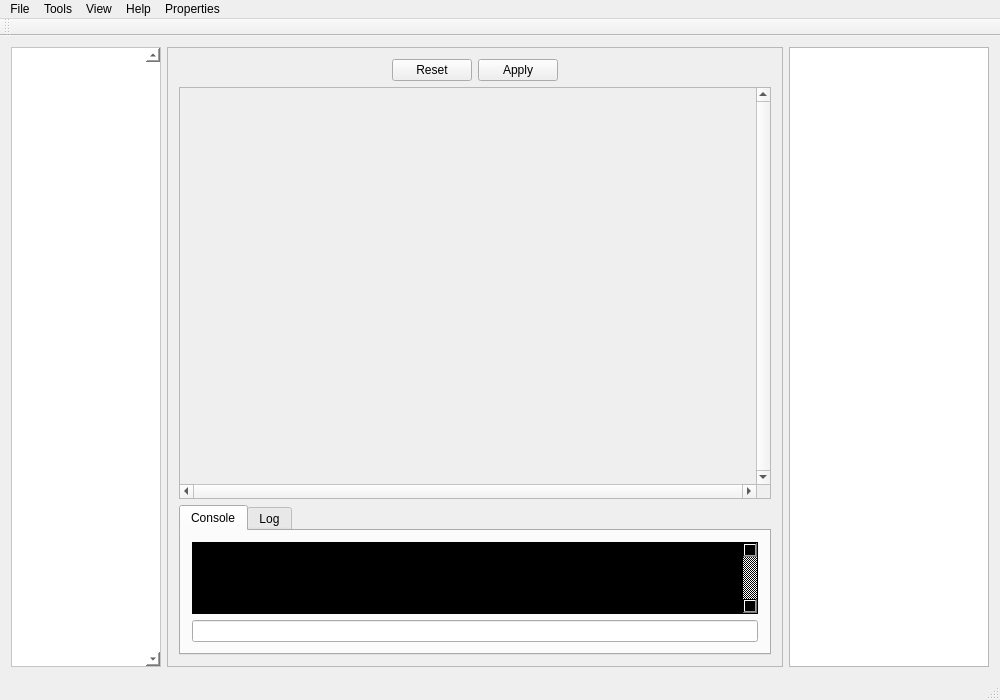
The window that GUI/src_gui/mainwindow.ui (getthegroove/anise_framework) describes before a commit, drawn with Qt 5.
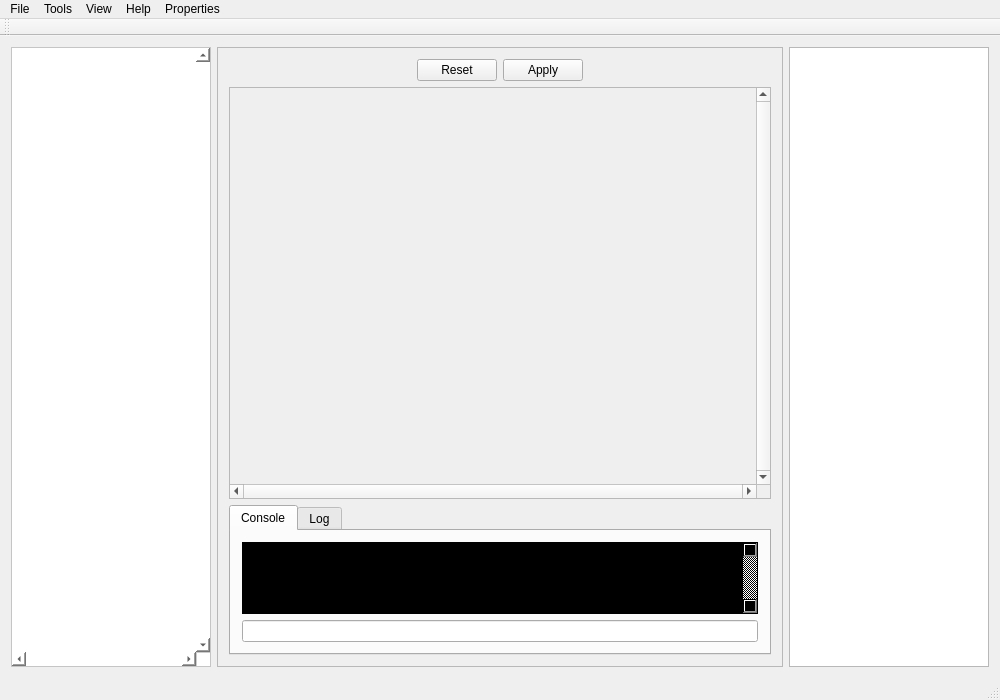
The same window after the commit.

Commit message: Downgrade auf Qt4 des MockUps

Patch:
```diff
--- a/GUI/src_gui/mainwindow.ui
+++ b/GUI/src_gui/mainwindow.ui
@@ -24,23 +24,17 @@
     <item>
      <widget class="QScrollArea" name="NodeTypeArea">
       <property name="sizePolicy">
-       <sizepolicy hsizetype="Fixed" vsizetype="MinimumExpanding">
+       <sizepolicy hsizetype="Fixed" vsizetype="Expanding">
         <horstretch>0</horstretch>
         <verstretch>0</verstretch>
        </sizepolicy>
       </property>
       <property name="minimumSize">
        <size>
-        <width>150</width>
+        <width>200</width>
         <height>0</height>
        </size>
       </property>
-      <property name="maximumSize">
-       <size>
-        <width>150</width>
-        <height>16777215</height>
-       </size>
-      </property>
       <property name="autoFillBackground">
        <bool>true</bool>
       </property>
@@ -50,6 +44,9 @@
       <property name="verticalScrollBarPolicy">
        <enum>Qt::ScrollBarAlwaysOn</enum>
       </property>
+      <property name="horizontalScrollBarPolicy">
+       <enum>Qt::ScrollBarAlwaysOn</enum>
+      </property>
       <property name="widgetResizable">
        <bool>true</bool>
       </property>
@@ -58,16 +55,10 @@
         <rect>
          <x>0</x>
          <y>0</y>
-         <width>130</width>
-         <height>16</height>
+         <width>183</width>
+         <height>605</height>
         </rect>
        </property>
-       <property name="sizePolicy">
-        <sizepolicy hsizetype="Preferred" vsizetype="Fixed">
-         <horstretch>0</horstretch>
-         <verstretch>0</verstretch>
-        </sizepolicy>
-       </property>
       </widget>
      </widget>
     </item>
@@ -113,9 +104,6 @@
          <property name="horizontalScrollBarPolicy">
           <enum>Qt::ScrollBarAlwaysOn</enum>
          </property>
-         <property name="sizeAdjustPolicy">
-          <enum>QAbstractScrollArea::AdjustToContents</enum>
-         </property>
          <property name="widgetResizable">
           <bool>true</bool>
          </property>
@@ -124,7 +112,7 @@
            <rect>
             <x>0</x>
             <y>0</y>
-            <width>583</width>
+            <width>533</width>
             <height>396</height>
            </rect>
           </property>
```
Left out of the diff: 6 changed lines with no effect on the pictures. The commit also changes 1 other file.
